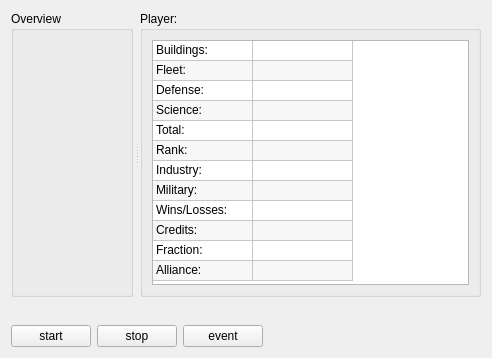
The window that ui/overview.ui (minlexx/xnovacmd) describes before a commit, drawn with Qt 5.
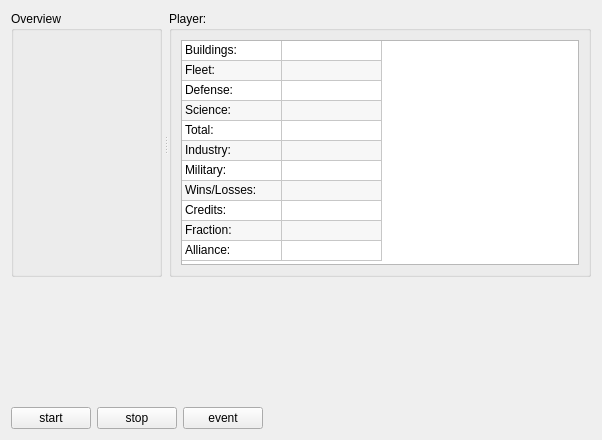
The same window after the commit.

Commit message: Overview: one line for total scores and rank, new ui

```diff
--- a/ui/overview.ui
+++ b/ui/overview.ui
@@ -6,8 +6,8 @@
    <rect>
     <x>0</x>
     <y>0</y>
-    <width>492</width>
-    <height>358</height>
+    <width>602</width>
+    <height>440</height>
    </rect>
   </property>
   <property name="windowTitle">
@@ -43,7 +43,7 @@
          <property name="minimumSize">
           <size>
            <width>100</width>
-           <height>245</height>
+           <height>225</height>
           </size>
          </property>
          <property name="maximumSize">
@@ -152,11 +152,6 @@
            <string>11</string>
           </property>
          </row>
-         <row>
-          <property name="text">
-           <string>12</string>
-          </property>
-         </row>
          <column>
           <property name="text">
            <string>name</string>
@@ -194,35 +189,30 @@
          </item>
          <item row="5" column="0">
           <property name="text">
-           <string>Rank:</string>
-          </property>
-         </item>
-         <item row="6" column="0">
-          <property name="text">
            <string>Industry:</string>
           </property>
          </item>
-         <item row="7" column="0">
+         <item row="6" column="0">
           <property name="text">
            <string>Military:</string>
           </property>
          </item>
-         <item row="8" column="0">
+         <item row="7" column="0">
           <property name="text">
            <string>Wins/Losses:</string>
           </property>
          </item>
-         <item row="9" column="0">
+         <item row="8" column="0">
           <property name="text">
            <string>Credits:</string>
           </property>
          </item>
-         <item row="10" column="0">
+         <item row="9" column="0">
           <property name="text">
            <string>Fraction:</string>
           </property>
          </item>
-         <item row="11" column="0">
+         <item row="10" column="0">
           <property name="text">
            <string>Alliance:</string>
           </property>
```
The commit also changes 2 other files.
